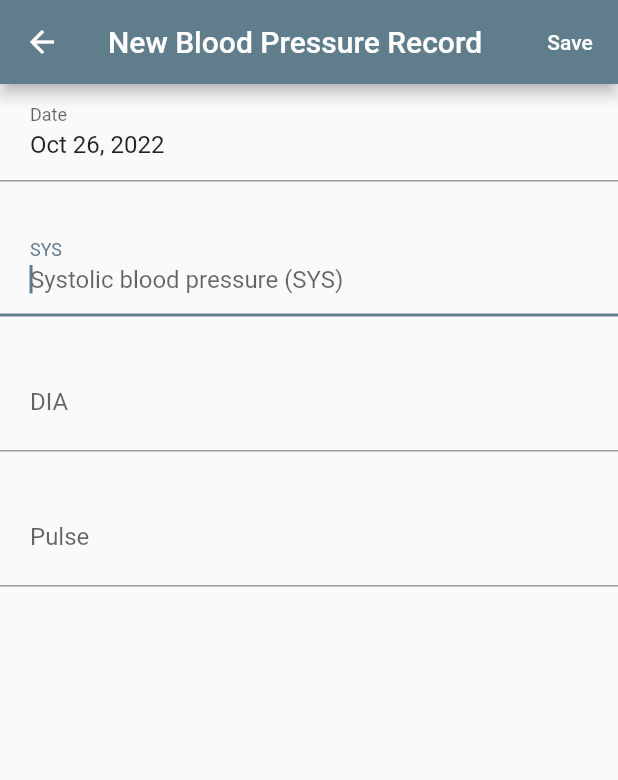
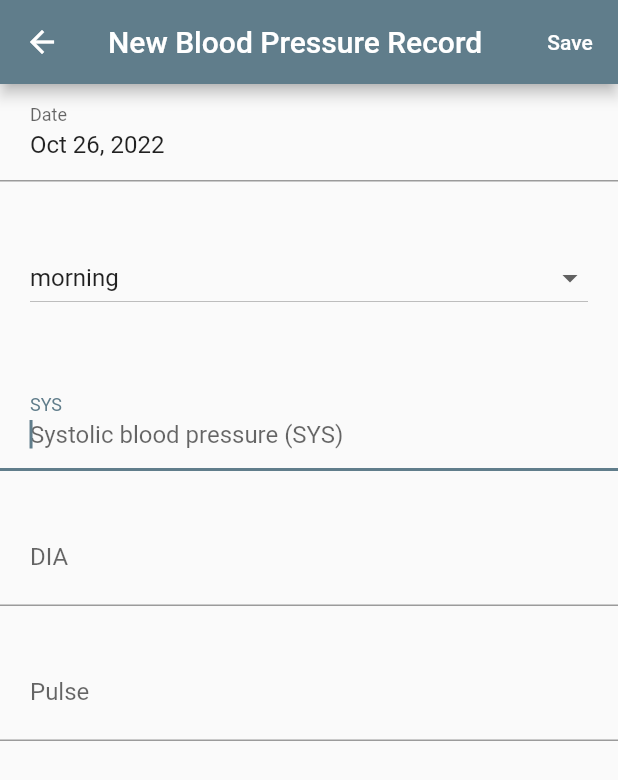
Before and after one commit to zgoda/mhh, a Flutter app: the RecordingCreateScreen screen opened by its route, on a phone screen of 412 x 824 dp. Shown: the top 780 px of the screen. Run offline on Flutter 3.47's test engine with Material 2 defaults, Android fonts, the phone set to English and light mode, and no system bars; drawn by our look-alikes of date_time_picker; our stand-ins replace flutter_hooks, hooks_riverpod.

Commit message:
Recording time of day

```diff
--- /dev/null
+++ b/lib/models.dart
@@ -0,0 +1,33 @@
+enum RecordTimeOfDay {
+  morning('morning'),
+  noon('noon'),
+  afternoon('afternoon'),
+  evening('evening'),
+  night('night');
+
+  final String value;
+
+  const RecordTimeOfDay(this.value);
+
+  static RecordTimeOfDay getByTime(DateTime time) {
+    if (time.hour >= 7 && time.hour < 11) {
+      return RecordTimeOfDay.morning;
+    } else if (time.hour >= 11 && time.hour < 14) {
+      return RecordTimeOfDay.noon;
+    } else if (time.hour >= 14 && time.hour < 18) {
+      return RecordTimeOfDay.afternoon;
+    } else if (time.hour >= 18 && time.hour < 0) {
+      return RecordTimeOfDay.evening;
+    }
+    return RecordTimeOfDay.night;
+  }
+
+  static RecordTimeOfDay? getByValue(String todValue) {
+    for (RecordTimeOfDay tod in RecordTimeOfDay.values) {
+      if (tod.value == todValue) {
+        return tod;
+      }
+    }
+    return null;
+  }
+}
--- a/lib/pages/newrecording.dart
+++ b/lib/pages/newrecording.dart
@@ -2,6 +2,7 @@ import 'package:date_time_picker/date_time_picker.dart';
 import 'package:flutter/material.dart';
 import 'package:flutter_hooks/flutter_hooks.dart';
 import 'package:hooks_riverpod/hooks_riverpod.dart';
+import 'package:mhh/models.dart';
 
 const defaultTextfieldInsets = EdgeInsets.fromLTRB(20, 15, 20, 15);
 const defaultFieldSpacer = SizedBox(height: 25);
@@ -11,11 +12,15 @@ class RecordingCreateScreen extends HookConsumerWidget {
 
   @override
   Widget build(BuildContext context, WidgetRef ref) {
-    final recordDateController =
-        useTextEditingController(text: DateTime.now().toString());
+    final now = DateTime.now();
+    final recordDateController = useTextEditingController(text: now.toString());
     final recordSysPressureController = useTextEditingController();
     final recordDiaPressureController = useTextEditingController();
     final recordPulseController = useTextEditingController();
+    final recordTimeOfDay = useState(RecordTimeOfDay.getByTime(now));
+    final timesOfDay = RecordTimeOfDay.values.map(
+      (e) => e.value,
+    );
     return Scaffold(
       appBar: AppBar(
         title: const Text('New Blood Pressure Record'),
@@ -45,6 +50,24 @@ class RecordingCreateScreen extends HookConsumerWidget {
               ),
               firstDate: DateTime(2020),
               lastDate: DateTime(2100),
+            ),
+            defaultFieldSpacer,
+            Container(
+              padding: defaultTextfieldInsets,
+              child: DropdownButton(
+                hint: const Text('Time of day'),
+                value: recordTimeOfDay.value.value,
+                isExpanded: true,
+                items: timesOfDay.map((e) {
+                  return DropdownMenuItem<String>(
+                    value: e,
+                    child: Text(e),
+                  );
+                }).toList(),
+                onChanged: (String? value) {
+                  recordTimeOfDay.value = RecordTimeOfDay.getByValue(value!)!;
+                },
+              ),
             ),
             defaultFieldSpacer,
             TextField(
```
